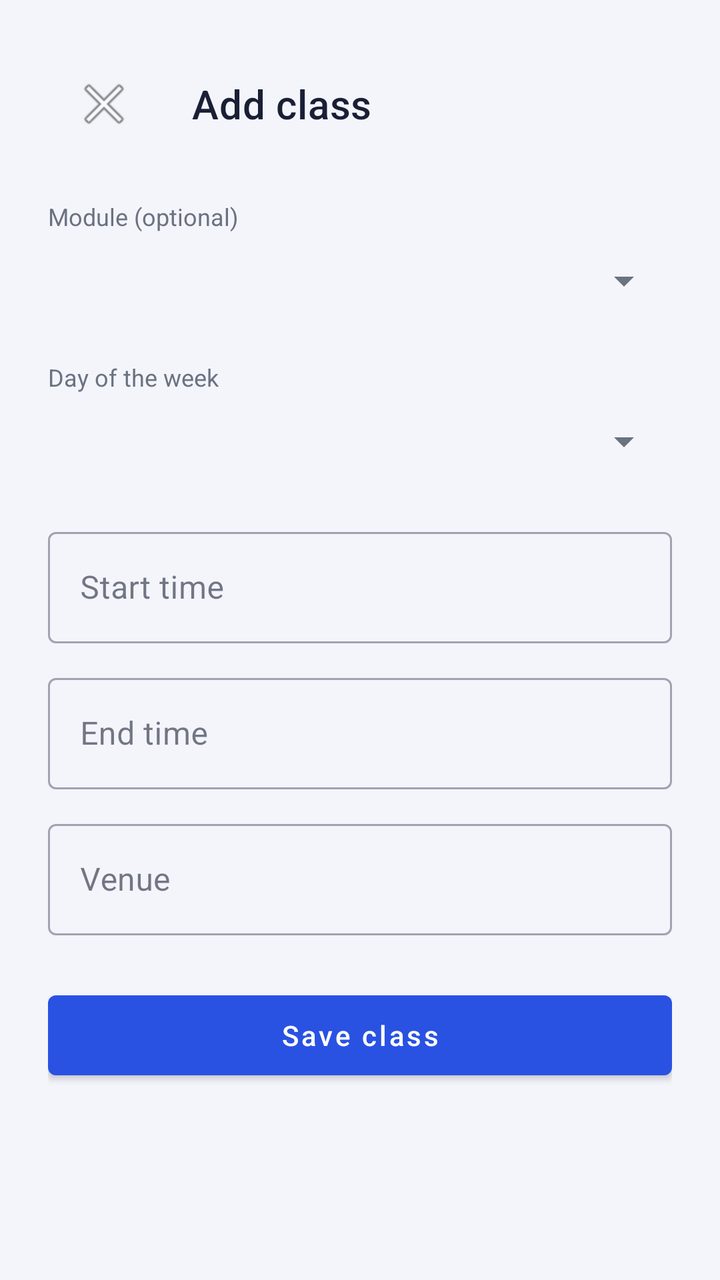
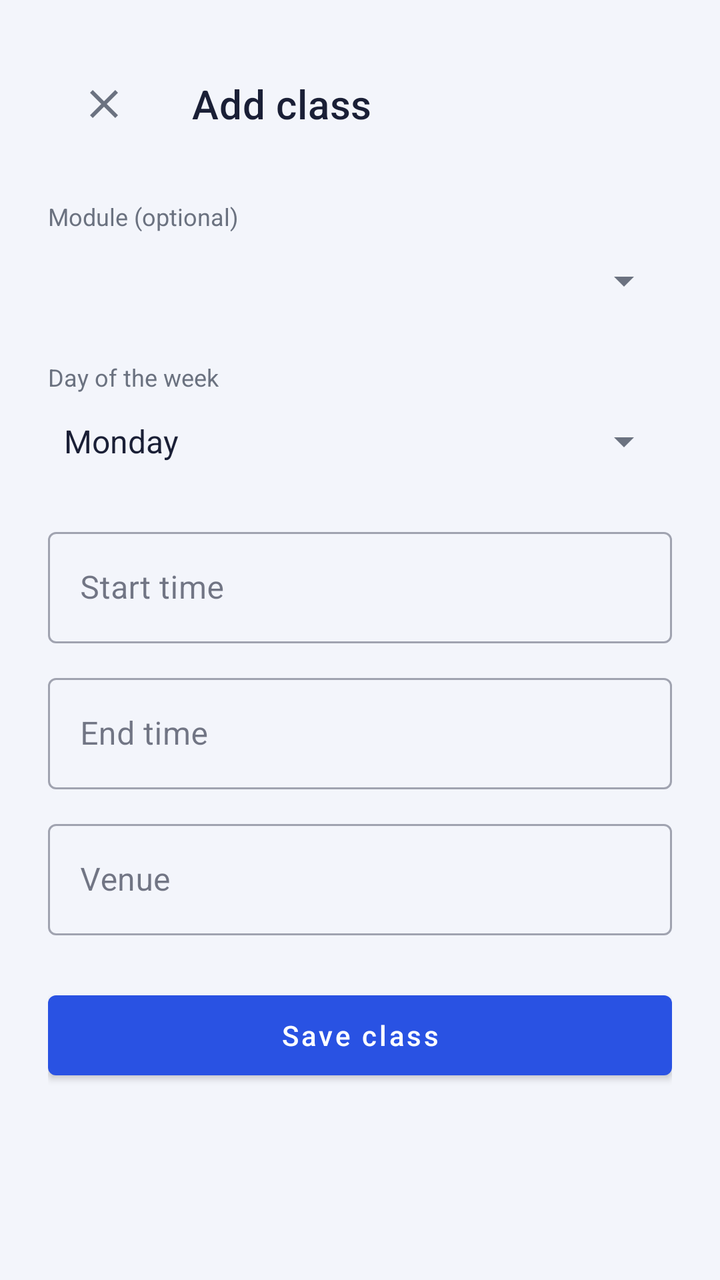

Compare the two renders of this Android layout. The source of the first and the diff that turns it into the second are given below.
<!-- AndroidManifest.xml: application theme Theme.StudentAssistant -->
<!-- res/layout/activity_add_edit_timetable.xml -->
<?xml version="1.0" encoding="utf-8"?>
<ScrollView xmlns:android="http://schemas.android.com/apk/res/android"
    xmlns:app="http://schemas.android.com/apk/res-auto"
    android:layout_width="match_parent"
    android:layout_height="match_parent"
    android:background="@color/background"
    android:fillViewport="true">

    <LinearLayout
        android:layout_width="match_parent"
        android:layout_height="wrap_content"
        android:orientation="vertical"
        android:padding="24dp">

        <androidx.appcompat.widget.Toolbar
            android:id="@+id/toolbar"
            android:layout_width="match_parent"
            android:layout_height="?attr/actionBarSize"
            android:layout_marginBottom="8dp"
            app:navigationIcon="@android:drawable/ic_menu_close_clear_cancel"
            app:title="@string/add_class_title"
            app:titleTextColor="@color/on_surface" />

        <TextView
            android:layout_width="wrap_content"
            android:layout_height="wrap_content"
            android:layout_marginTop="12dp"
            android:text="@string/select_module_hint"
            android:textColor="@color/on_surface_muted"
            android:textSize="12sp" />

        <Spinner
            android:id="@+id/spinnerModule"
            android:layout_width="match_parent"
            android:layout_height="48dp" />

        <TextView
            android:layout_width="wrap_content"
            android:layout_height="wrap_content"
            android:layout_marginTop="16dp"
            android:text="@string/day_of_week_hint"
            android:textColor="@color/on_surface_muted"
            android:textSize="12sp" />

        <Spinner
            android:id="@+id/spinnerDay"
            android:layout_width="match_parent"
            android:layout_height="48dp"
            android:entries="@array/day_of_week_options" />

        <com.google.android.material.textfield.TextInputLayout
            style="@style/Widget.MaterialComponents.TextInputLayout.OutlinedBox"
            android:layout_width="match_parent"
            android:layout_height="wrap_content"
            android:layout_marginTop="16dp"
            android:hint="@string/start_time_hint">

            <com.google.android.material.textfield.TextInputEditText
                android:id="@+id/editStartTime"
                android:layout_width="match_parent"
                android:layout_height="wrap_content"
                android:focusable="false"
                android:clickable="true" />
        </com.google.android.material.textfield.TextInputLayout>

        <com.google.android.material.textfield.TextInputLayout
            style="@style/Widget.MaterialComponents.TextInputLayout.OutlinedBox"
            android:layout_width="match_parent"
            android:layout_height="wrap_content"
            android:layout_marginTop="12dp"
            android:hint="@string/end_time_hint">

            <com.google.android.material.textfield.TextInputEditText
                android:id="@+id/editEndTime"
                android:layout_width="match_parent"
                android:layout_height="wrap_content"
                android:focusable="false"
                android:clickable="true" />
        </com.google.android.material.textfield.TextInputLayout>

        <com.google.android.material.textfield.TextInputLayout
            style="@style/Widget.MaterialComponents.TextInputLayout.OutlinedBox"
            android:layout_width="match_parent"
            android:layout_height="wrap_content"
            android:layout_marginTop="12dp"
            android:hint="@string/venue_hint">

            <com.google.android.material.textfield.TextInputEditText
                android:id="@+id/editVenue"
                android:layout_width="match_parent"
                android:layout_height="wrap_content" />
        </com.google.android.material.textfield.TextInputLayout>

        <com.google.android.material.button.MaterialButton
            android:id="@+id/buttonSaveClass"
            android:layout_width="match_parent"
            android:layout_height="52dp"
            android:layout_marginTop="24dp"
            android:text="@string/save_class_button"
            android:textAllCaps="false" />

        <ProgressBar
            android:id="@+id/progressBar"
            android:layout_width="wrap_content"
            android:layout_height="wrap_content"
            android:layout_marginTop="16dp"
            android:layout_gravity="center"
            android:visibility="gone" />

    </LinearLayout>
</ScrollView>
<!-- resources referenced by this layout -->
<resources>
  <color name="background">#F3F5FB</color>
  <color name="on_surface">#1A1F36</color>
  <color name="on_surface_muted">#6B7280</color>
  <string name="add_class_title">Add class</string>
  <string name="day_of_week_hint">Day of the week</string>
  <string name="end_time_hint">End time</string>
  <string name="save_class_button">Save class</string>
  <string name="select_module_hint">Module (optional)</string>
  <string name="start_time_hint">Start time</string>
  <string name="venue_hint">Venue</string>
  <style name="Theme.StudentAssistant" parent="Theme.MaterialComponents.DayNight.NoActionBar">
          <item name="colorPrimary">@color/primary</item>
          <item name="colorPrimaryVariant">@color/primary_dark</item>
          <item name="colorOnPrimary">@color/on_primary</item>
          <item name="colorSecondary">@color/primary</item>
          <item name="colorOnSecondary">@color/on_primary</item>
          <item name="colorAccent">@color/primary</item>
          <item name="colorSurface">@color/surface</item>
          <item name="colorOnSurface">@color/on_surface</item>
          <item name="android:colorBackground">@color/background</item>
          <item name="android:windowBackground">@color/background</item>
          <item name="android:textColorPrimary">@color/on_surface</item>
          <item name="android:textColorSecondary">@color/on_surface_muted</item>
          <item name="colorControlNormal">@color/on_surface_muted</item>
          <item name="android:statusBarColor" tools:targetApi="21">@android:color/transparent</item>
          <item name="android:navigationBarColor" tools:targetApi="21">@android:color/transparent</item>
          <item name="android:windowLightStatusBar" tools:targetApi="23">@bool/light_system_bars</item>
      </style>
  <color name="primary">#2952E3</color>
  <color name="primary_dark">#1E3FBF</color>
  <color name="on_primary">#FFFFFF</color>
  <color name="surface">#FFFFFF</color>
</resources>

<!-- the commit's change to res/layout/activity_add_edit_timetable.xml (unified diff, before → after) -->
@@ -17,7 +17,7 @@
             android:layout_width="match_parent"
             android:layout_height="?attr/actionBarSize"
             android:layout_marginBottom="8dp"
-            app:navigationIcon="@android:drawable/ic_menu_close_clear_cancel"
+            app:navigationIcon="@drawable/ic_close"
             app:title="@string/add_class_title"
             app:titleTextColor="@color/on_surface" />
 
@@ -46,7 +46,7 @@
             android:id="@+id/spinnerDay"
             android:layout_width="match_parent"
             android:layout_height="48dp"
-            android:entries="@array/day_of_week_options" />
+            android:entries="@array/days_of_week" />
 
         <com.google.android.material.textfield.TextInputLayout
             style="@style/Widget.MaterialComponents.TextInputLayout.OutlinedBox"
<!-- resource entries referenced after the edit -->
@@ -1,8 +1,29 @@
 <!-- resources referenced by this layout -->
 <resources>
+  <string-array name="days_of_week">
+          <item>Monday</item>
+          <item>Tuesday</item>
+          <item>Wednesday</item>
+          <item>Thursday</item>
+          <item>Friday</item>
+          <item>Saturday</item>
+          <item>Sunday</item>
+      </string-array>
   <color name="background">#F3F5FB</color>
   <color name="on_surface">#1A1F36</color>
   <color name="on_surface_muted">#6B7280</color>
+  <!-- drawable ic_close (drawable) -->
+  <?xml version="1.0" encoding="utf-8"?>
+  <vector xmlns:android="http://schemas.android.com/apk/res/android"
+      android:width="24dp"
+      android:height="24dp"
+      android:tint="?attr/colorControlNormal"
+      android:viewportWidth="24"
+      android:viewportHeight="24">
+      <path
+          android:fillColor="@android:color/white"
+          android:pathData="M19,6.41L17.59,5 12,10.59 6.41,5 5,6.41 10.59,12 5,17.59 6.41,19 12,13.41 17.59,19 19,17.59 13.41,12z" />
+  </vector>
   <string name="add_class_title">Add class</string>
   <string name="day_of_week_hint">Day of the week</string>
   <string name="end_time_hint">End time</string>
